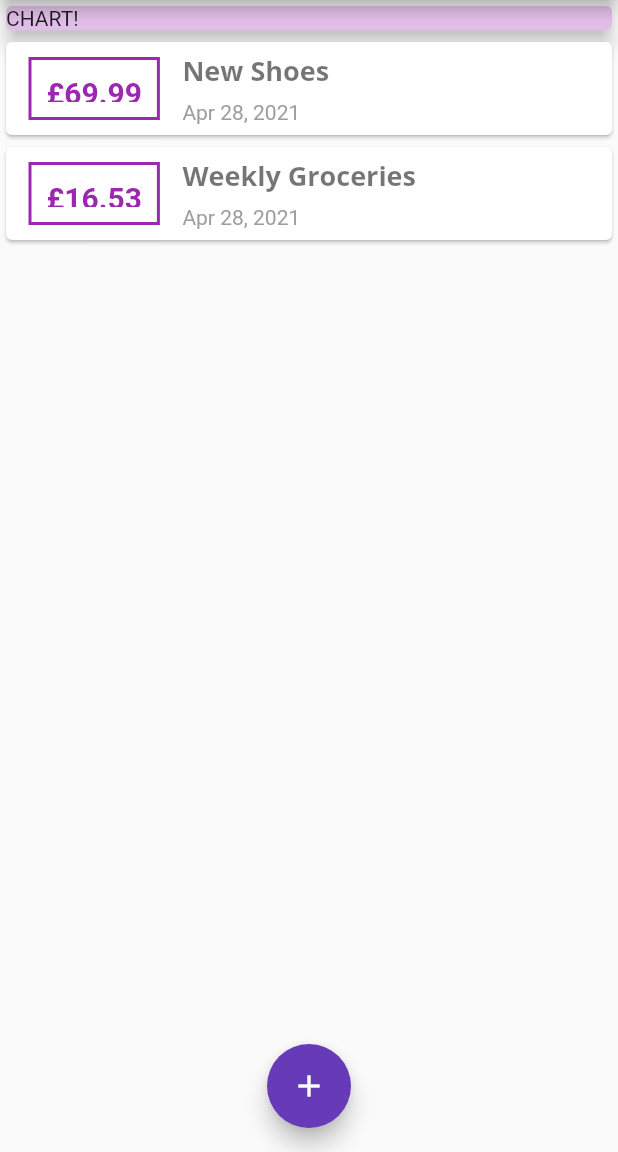
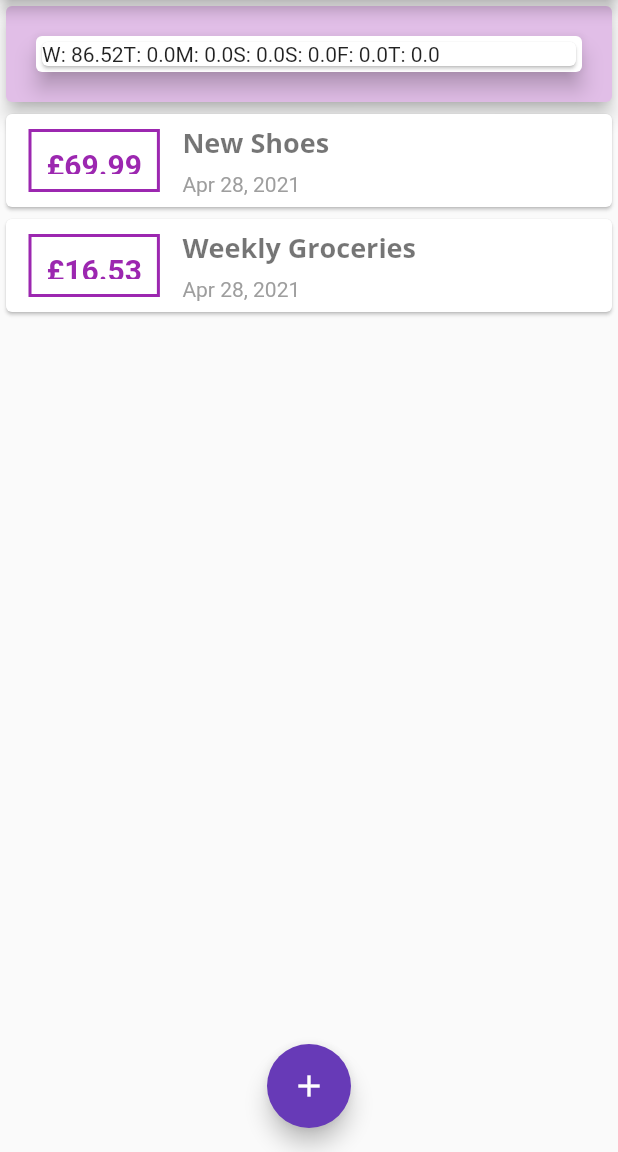
Before and after one commit to aroran1/expense_tracker_app, a Flutter app: the screen it shows after launch, on a phone screen of 412 x 824 dp, the part 84-1236 px from its top. Run offline on Flutter 3.47's test engine with Material 2 defaults, Android fonts, the phone set to English and light mode, and no system bars.

Commit message:
chart bar widget started

```diff
--- a/lib/main.dart
+++ b/lib/main.dart
@@ -6,6 +6,7 @@ import 'package:uuid/uuid.dart';
 import './models/transaction.dart';
 import './widgets/new_transaction.dart';
 import './widgets/transaction_list.dart';
+import './widgets/charts.dart';
 
 void main() {
   runApp(MyApp());
@@ -81,6 +82,12 @@ class _MyHomePageState extends State<MyHomePage> {
     ),
   ];
 
+  List<Transaction> get _recentTransactions {
+    return _userTransactions.where((tx) {
+      return tx.date.isAfter(DateTime.now().subtract(Duration(days: 7)));
+    }).toList();
+  }
+
   void _addNewTransaction(String txTitle, double txAmount) {
     final newTx = Transaction(
       id: Uuid().v4(),
@@ -131,7 +138,7 @@ class _MyHomePageState extends State<MyHomePage> {
             width: double.infinity,
             child: Card(
               color: Theme.of(context).primaryColorLight,
-              child: Text('CHART!'),
+              child: Chart(_recentTransactions),
               elevation: 5,
             ),
           ),
--- a/lib/widgets/charts.dart
+++ b/lib/widgets/charts.dart
@@ -25,13 +25,13 @@ class Chart extends StatelessWidget {
       }
 
       print({
-        'day': DateFormat.E(weekDay),
+        'day': DateFormat.E().format(weekDay),
         'amount': totalSum,
       });
 
       // get day label with DateFormat.E(weekDay)
       return {
-        'day': DateFormat.E(weekDay),
+        'day': DateFormat.E().format(weekDay).substring(0, 1),
         'amount': totalSum,
       };
     });
@@ -39,15 +39,19 @@ class Chart extends StatelessWidget {
 
   @override
   Widget build(BuildContext context) {
+    print(groupedTransactionValues);
     return Card(
       elevation: 6,
       margin: EdgeInsets.all(20),
       child: Card(
         child: Row(
-          children: <Widget>[
-            Column(),
-          ],
-        ),
+            children: groupedTransactionValues.map((data) {
+          return Text('${data['day']}: ${data['amount']}');
+        }).toList()
+            // <Widget>[
+            //   Column(),
+            // ],
+            ),
       ),
     );
   }
```
Also changed, not shown: lib/widgets/chart_bar.dart (added, +14 -0 lines).
